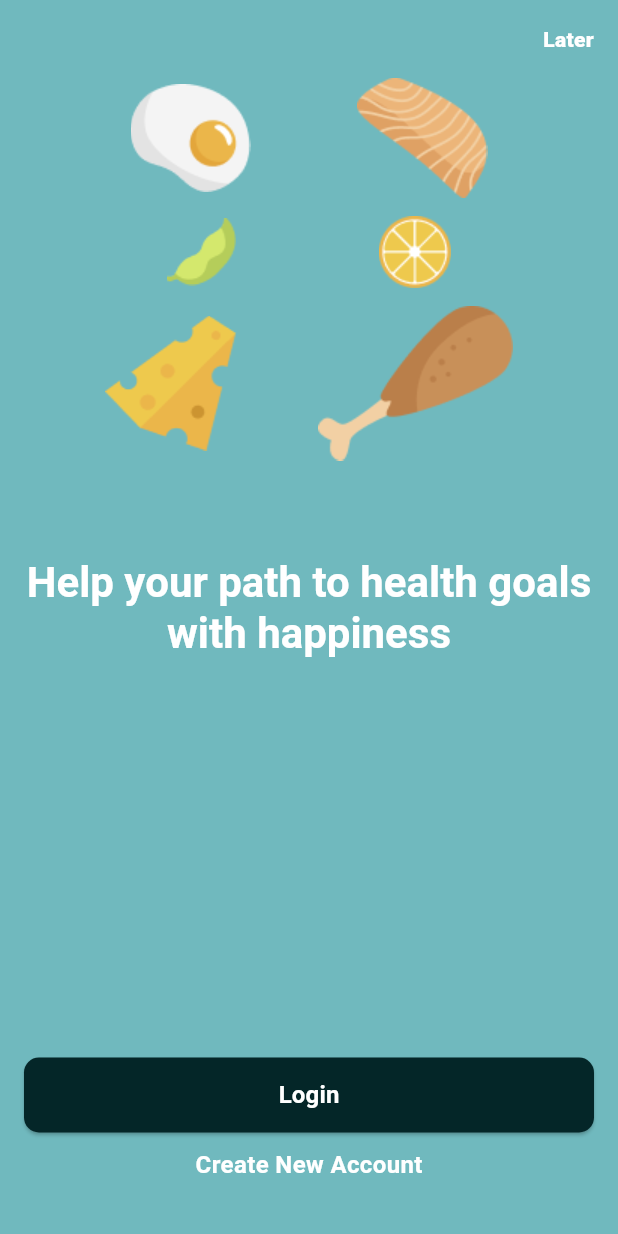
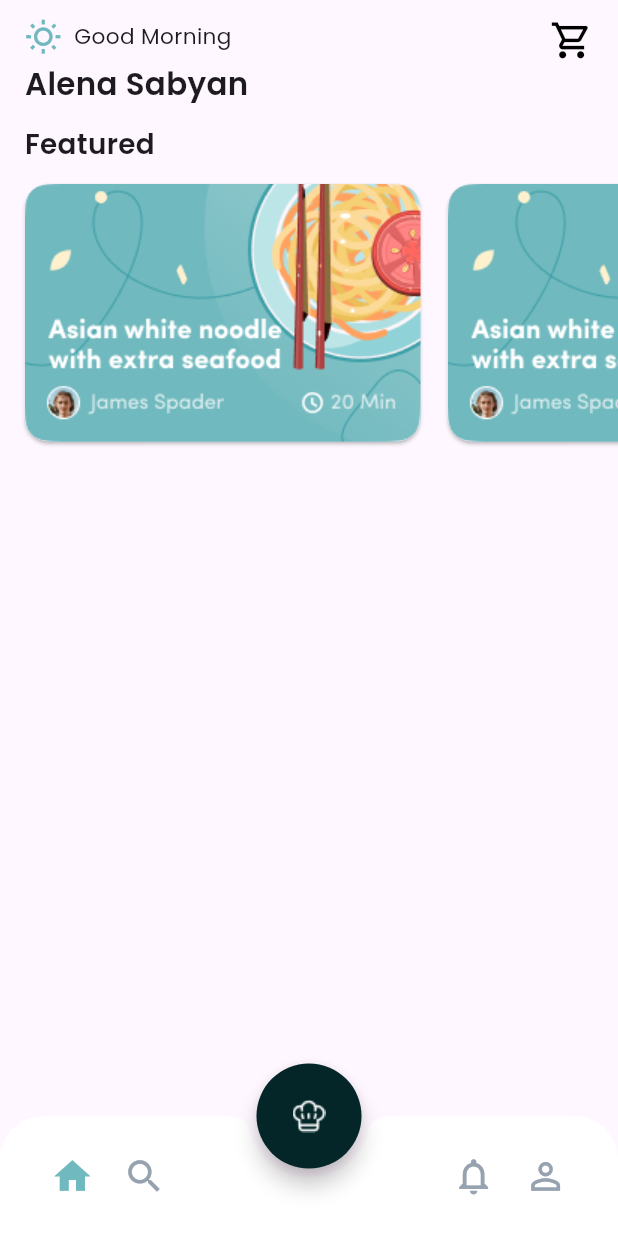
Before and after one commit to jincykp/tastybite_app, a Flutter app: the screen it shows after launch, after a tap on "Login", on a phone screen of 412 x 824 dp. Run offline on Flutter 3.47's test engine with Material 3 defaults, Android fonts, the phone set to English and light mode, and no system bars; our stand-ins replace google_fonts; Roboto replaces fonts that are missing (SofiaPro).

Commit message:
feat: completed half of the HomeScreen UI layout

```diff
--- a/lib/core/app_colors.dart
+++ b/lib/core/app_colors.dart
@@ -4,6 +4,6 @@ class AppColors {
   static const primary = Color(0xFF70B9BE);
   static const white = Colors.white;
   static const black = Colors.black;
-  static const grey = Colors.grey;
+  static const grey = Color(0xFF97A2B0);
   static const greenButton = Color(0xFF042628);
 }
--- /dev/null
+++ b/lib/screens/bottom_nav_screen.dart
@@ -0,0 +1,123 @@
+import 'package:flutter/material.dart';
+import 'package:tastybite/core/app_colors.dart';
+import 'package:tastybite/screens/home_screen.dart';
+import 'package:tastybite/screens/notification_screen.dart';
+import 'package:tastybite/screens/profile_screen.dart';
+import 'package:tastybite/screens/search_screen.dart';
+
+class BottomNavScreen extends StatefulWidget {
+  const BottomNavScreen({super.key});
+
+  @override
+  State<BottomNavScreen> createState() => _BottomNavScreenState();
+}
+
+class _BottomNavScreenState extends State<BottomNavScreen> {
+  int _selectedIndex = 0;
+
+  final List<Widget> _screens = [
+    HomeScreen(),
+    SearchScreen(),
+    NotificationScreen(),
+    ProfileScreen(),
+  ];
+
+  void _onItemTapped(int index) {
+    setState(() {
+      _selectedIndex = index;
+    });
+  }
+
+  Color _getItemColor(int index) {
+    return _selectedIndex == index ? AppColors.primary : AppColors.grey;
+  }
+
+  @override
+  Widget build(BuildContext context) {
+    // MediaQuery sizes
+    final screenHeight = MediaQuery.of(context).size.height;
+    final screenWidth = MediaQuery.of(context).size.width;
+    final iconSize = screenWidth * 0.07;
+    final notchMargin = screenHeight * 0.007;
+    final paddingHorizontal = screenWidth * 0.02;
+
+    return Scaffold(
+      body: _screens[_selectedIndex],
+
+      floatingActionButtonLocation: FloatingActionButtonLocation.centerDocked,
+      floatingActionButton: SizedBox(
+        height: screenWidth * 0.17,
+        width: screenWidth * 0.17,
+        child: FloatingActionButton(
+          backgroundColor: AppColors.greenButton,
+          onPressed: () {},
+          shape: const CircleBorder(),
+          child: Padding(
+            padding: EdgeInsets.all(screenWidth * 0.03),
+            child: Image.asset('assets/images/cap.png'),
+          ),
+        ),
+      ),
+
+      bottomNavigationBar: ClipRRect(
+        borderRadius: BorderRadius.only(
+          topLeft: Radius.circular(screenWidth * 0.07),
+          topRight: Radius.circular(screenWidth * 0.07),
+        ),
+        child: BottomAppBar(
+          color: Colors.white,
+          shape: const CircularNotchedRectangle(),
+          notchMargin: notchMargin,
+          child: Padding(
+            padding: EdgeInsets.symmetric(horizontal: paddingHorizontal),
+            child: Row(
+              mainAxisAlignment: MainAxisAlignment.spaceBetween,
+              children: [
+                Row(
+                  children: [
+                    IconButton(
+                      icon: Icon(
+                        Icons.home,
+                        size: iconSize,
+                        color: _getItemColor(0),
+                      ),
+                      onPressed: () => _onItemTapped(0),
+                    ),
+                    IconButton(
+                      icon: Icon(
+                        Icons.search,
+                        size: iconSize,
+                        color: _getItemColor(1),
+                      ),
+                      onPressed: () => _onItemTapped(1),
+                    ),
+                  ],
+                ),
+                Row(
+                  children: [
+                    IconButton(
+                      icon: Icon(
+                        Icons.notifications_outlined,
+                        size: iconSize,
+                        color: _getItemColor(2),
+                      ),
+                      onPressed: () => _onItemTapped(2),
+                    ),
+                    IconButton(
+                      icon: Icon(
+                        Icons.person_outline,
+                        size: iconSize,
+                        color: _getItemColor(3),
+                      ),
+                      onPressed: () => _onItemTapped(3),
+                    ),
+                  ],
+                ),
+              ],
+            ),
+          ),
+        ),
+      ),
+    );
+  }
+}
--- /dev/null
+++ b/lib/screens/home_screen.dart
@@ -0,0 +1,107 @@
+import 'package:flutter/material.dart';
+import 'package:google_fonts/google_fonts.dart';
+import 'package:tastybite/core/app_colors.dart';
+import 'package:tastybite/widgets/featured_card.dart';
+
+class HomeScreen extends StatelessWidget {
+  const HomeScreen({super.key});
+
+  @override
+  Widget build(BuildContext context) {
+    final size = MediaQuery.of(context).size;
+    final screenWidth = size.width;
+    final screenHeight = size.height;
+
+    return Scaffold(
+      body: SafeArea(
+        child: Column(
+          crossAxisAlignment: CrossAxisAlignment.start,
+          children: [
+            // Top Bar
+            Padding(
+              padding: EdgeInsets.symmetric(
+                horizontal: screenWidth * 0.04,
+                vertical: screenHeight * 0.015,
+              ),
+              child: Row(
+                mainAxisAlignment: MainAxisAlignment.spaceBetween,
+                crossAxisAlignment: CrossAxisAlignment.start,
+                children: [
+                  // Column with icon + text, aligned left
+                  Column(
+                    crossAxisAlignment: CrossAxisAlignment.start,
+                    children: [
+                      Row(
+                        children: [
+                          Icon(
+                            Icons.wb_sunny_outlined,
+                            size: screenWidth * 0.06,
+                            color: AppColors.primary,
+                          ),
+                          SizedBox(width: screenWidth * 0.02),
+                          Text(
+                            'Good Morning',
+                            style: GoogleFonts.poppins(
+                              fontSize: screenWidth * 0.035,
+                              fontWeight: FontWeight.w400,
+                            ),
+                          ),
+                        ],
+                      ),
+                      SizedBox(height: screenHeight * 0.005),
+                      Text(
+                        'Alena Sabyan',
+                        style: GoogleFonts.poppins(
+                          fontSize: screenWidth * 0.05,
+                          fontWeight: FontWeight.w600,
+                        ),
+                      ),
+                    ],
+                  ),
+                  Icon(
+                    Icons.shopping_cart_outlined,
+                    size: screenWidth * 0.07,
+                    color: AppColors.black,
+                  ),
+                ],
+              ),
+            ),
+
+            // Featured Title
+            Padding(
+              padding: EdgeInsets.symmetric(horizontal: screenWidth * 0.04),
+              child: Text(
+                'Featured',
+                style: GoogleFonts.poppins(
+                  fontSize: screenWidth * 0.045,
+                  fontWeight: FontWeight.w600,
+                ),
+              ),
+            ),
+
+            // Horizontally Scrollable Cards
+            SizedBox(
+              height:
+                  screenHeight * 0.24, // Adjusted for responsive card height
+              child: SingleChildScrollView(
+                scrollDirection: Axis.horizontal,
+                padding: EdgeInsets.symmetric(horizontal: screenWidth * 0.03),
+                child: Row(
+                  children: const [
+                    FeaturedCard(),
+                    SizedBox(width: 10),
+                    FeaturedCard(),
+                    SizedBox(width: 10),
+                    FeaturedCard(),
+                    SizedBox(width: 10),
+                    FeaturedCard(),
+                  ],
+                ),
+              ),
+            ),
+          ],
+        ),
+      ),
+    );
+  }
+}
--- a/lib/screens/login_screen.dart
+++ b/lib/screens/login_screen.dart
@@ -1,6 +1,6 @@
 import 'package:flutter/material.dart';
 import 'package:tastybite/core/app_colors.dart';
-import 'package:tastybite/core/app_text_styles.dart';
+import 'package:tastybite/screens/bottom_nav_screen.dart';
 import 'package:tastybite/widgets/custom_button.dart';
 
 class LoginScreen extends StatelessWidget {
@@ -8,11 +8,14 @@ class LoginScreen extends StatelessWidget {
 
   @override
   Widget build(BuildContext context) {
+    final screenWidth = MediaQuery.of(context).size.width;
+    final screenHeight = MediaQuery.of(context).size.height;
+
     return Scaffold(
       backgroundColor: AppColors.primary,
       body: SafeArea(
         child: Padding(
-          padding: const EdgeInsets.all(16.0),
+          padding: EdgeInsets.all(screenWidth * 0.04),
           child: Column(
             children: [
               // Top right "Later"
@@ -28,7 +31,7 @@ class LoginScreen extends StatelessWidget {
                   ),
                 ],
               ),
-              const SizedBox(height: 16),
+              SizedBox(height: screenHeight * 0.02),
 
               // Image grid
               Column(
@@ -36,55 +39,86 @@ class LoginScreen extends StatelessWidget {
                   Row(
                     mainAxisAlignment: MainAxisAlignment.spaceEvenly,
                     children: [
-                      Image.asset('assets/images/log_one.png'),
-                      Image.asset('assets/images/log_two.png'),
+                      Image.asset(
+                        'assets/images/log_one.png',
+                        width: screenWidth * 0.3,
+                      ),
+                      Image.asset(
+                        'assets/images/log_two.png',
+                        width: screenWidth * 0.3,
+                      ),
                     ],
                   ),
-                  const SizedBox(height: 12),
+                  SizedBox(height: screenHeight * 0.015),
                   Row(
                     mainAxisAlignment: MainAxisAlignment.spaceEvenly,
                     children: [
-                      Image.asset('assets/images/log_three.png'),
-                      Image.asset('assets/images/log_four.png'),
+                      Image.asset(
+                        'assets/images/log_three.png',
+                        width: screenWidth * 0.3,
+                      ),
+                      Image.asset(
+                        'assets/images/log_four.png',
+                        width: screenWidth * 0.3,
+                      ),
                     ],
                   ),
-                  const SizedBox(height: 12),
+                  SizedBox(height: screenHeight * 0.015),
                   Row(
                     mainAxisAlignment: MainAxisAlignment.spaceEvenly,
                     children: [
-                      Image.asset('assets/images/log_five.png'),
-                      Image.asset('assets/images/log_six.png'),
+                      Image.asset(
+                        'assets/images/log_five.png',
+                        width: screenWidth * 0.3,
+                      ),
+                      Image.asset(
+                        'assets/images/log_six.png',
+                        width: screenWidth * 0.3,
+                      ),
                     ],
                   ),
                 ],
               ),
 
-              const SizedBox(height: 65),
+              SizedBox(height: screenHeight * 0.08),
 
               // Heading
               Text(
                 'Help your path to health goals with happiness',
-                style: AppTextStyles.heading,
+                style: TextStyle(
+                  fontSize: screenWidth * 0.05,
+                  fontWeight: FontWeight.bold,
+                  color: AppColors.white,
+                ),
                 textAlign: TextAlign.center,
               ),
-              Spacer(),
+
+              const Spacer(),
+
               // Login button
-              CustomButton(text: 'Login', onTap: () {}),
+              CustomButton(
+                text: 'Login',
+                onTap: () {
+                  Navigator.push(
+                    context,
+                    MaterialPageRoute(builder: (context) => BottomNavScreen()),
+                  );
+                },
+              ),
 
-              const SizedBox(height: 10),
+              SizedBox(height: screenHeight * 0.015),
 
               // Create account text
               Text(
                 'Create New Account',
                 style: TextStyle(
-                  //fontFamily: 'SofiaPro',
                   fontWeight: FontWeight.w700,
-                  fontSize: 16,
+                  fontSize: screenWidth * 0.045,
                   color: AppColors.white,
                 ),
               ),
 
-              const SizedBox(height: 20),
+              SizedBox(height: screenHeight * 0.025),
             ],
           ),
         ),
--- /dev/null
+++ b/lib/screens/notification_screen.dart
@@ -0,0 +1,10 @@
+import 'package:flutter/material.dart';
+
+class NotificationScreen extends StatelessWidget {
+  const NotificationScreen({super.key});
+
+  @override
+  Widget build(BuildContext context) {
+    return Center();
+  }
+}
--- /dev/null
+++ b/lib/screens/profile_screen.dart
@@ -0,0 +1,10 @@
+import 'package:flutter/material.dart';
+
+class ProfileScreen extends StatelessWidget {
+  const ProfileScreen({super.key});
+
+  @override
+  Widget build(BuildContext context) {
+    return Center();
+  }
+}
--- /dev/null
+++ b/lib/screens/search_screen.dart
@@ -0,0 +1,10 @@
+import 'package:flutter/material.dart';
+
+class SearchScreen extends StatelessWidget {
+  const SearchScreen({super.key});
+
+  @override
+  Widget build(BuildContext context) {
+    return Center();
+  }
+}
--- /dev/null
+++ b/lib/widgets/featured_card.dart
@@ -0,0 +1,22 @@
+import 'package:flutter/material.dart';
+
+class FeaturedCard extends StatelessWidget {
+  const FeaturedCard({super.key});
+
+  @override
+  Widget build(BuildContext context) {
+    return Card(
+      elevation: 1,
+      shape: RoundedRectangleBorder(borderRadius: BorderRadius.circular(16)),
+      clipBehavior: Clip.antiAlias, // Ensures the image respects border radius
+      child: SizedBox(
+        width: 264,
+        height: 172,
+        child: Image.asset(
+          'assets/images/featuredcard.png', // Replace with your asset image path
+          fit: BoxFit.cover,
+        ),
+      ),
+    );
+  }
+}
--- a/pubspec.yaml
+++ b/pubspec.yaml
@@ -34,6 +34,7 @@ dependencies:
   # The following adds the Cupertino Icons font to your application.
   # Use with the CupertinoIcons class for iOS style icons.
   cupertino_icons: ^1.0.8
+  google_fonts: ^6.2.1
 
 dev_dependencies:
   flutter_test:
```
Also changed, not shown: assets/images/cap.png (added), assets/images/featuredcard.png (added), pubspec.lock, 1 other file.
